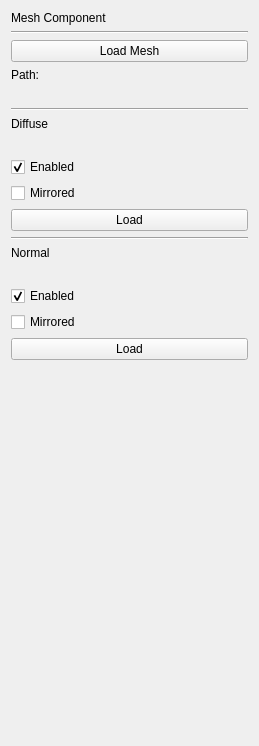
The window that meshcomponentwidget.ui (rogerbusquets97/Graphics-Engine) describes before a commit, drawn with Qt 5.
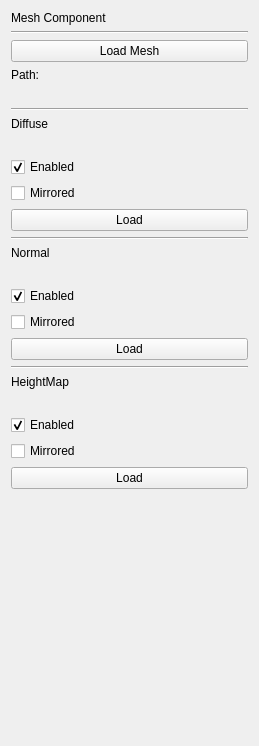
The same window after the commit.

Commit message: UI setup for loading heightmaps

Diff of the .ui file:
```diff
--- a/meshcomponentwidget.ui
+++ b/meshcomponentwidget.ui
@@ -145,6 +145,51 @@
      </property>
     </widget>
    </item>
+   <item>
+    <widget class="Line" name="line_4">
+     <property name="orientation">
+      <enum>Qt::Horizontal</enum>
+     </property>
+    </widget>
+   </item>
+   <item>
+    <widget class="QLabel" name="label_5">
+     <property name="text">
+      <string>HeightMap</string>
+     </property>
+    </widget>
+   </item>
+   <item>
+    <widget class="QLabel" name="HeightMapImage">
+     <property name="text">
+      <string/>
+     </property>
+    </widget>
+   </item>
+   <item>
+    <widget class="QCheckBox" name="ParallaxEnabledCheckBox">
+     <property name="text">
+      <string>Enabled</string>
+     </property>
+     <property name="checked">
+      <bool>true</bool>
+     </property>
+    </widget>
+   </item>
+   <item>
+    <widget class="QCheckBox" name="ParallaxMirroredCheckBox">
+     <property name="text">
+      <string>Mirrored</string>
+     </property>
+    </widget>
+   </item>
+   <item>
+    <widget class="QPushButton" name="HeightMapLoad">
+     <property name="text">
+      <string>Load</string>
+     </property>
+    </widget>
+   </item>
    <item>
     <spacer name="verticalSpacer">
      <property name="orientation">
```
The commit also changes 7 other files.
